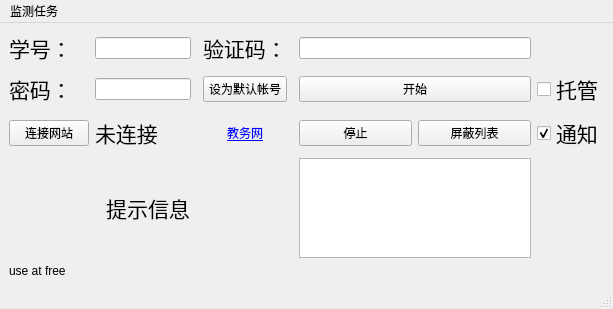
This is ReportMonitor_UI.ui in zhongsheng-chen/ReportMonitor as Qt 5 draws it before an edit. The edited form follows.
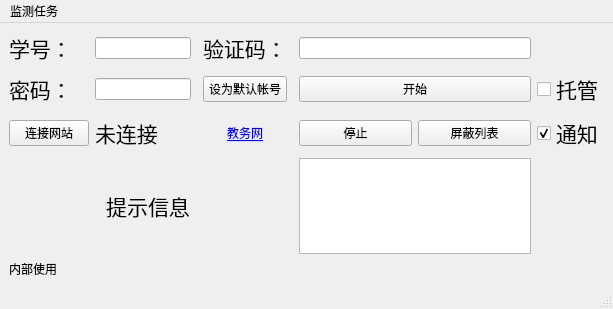
This is the edited form. Icons and pictures are not drawn.

What changed in the file:
```diff
--- a/ReportMonitor_UI.ui
+++ b/ReportMonitor_UI.ui
@@ -143,7 +143,7 @@
     <item row="8" column="0" rowspan="2" colspan="8">
      <widget class="QLabel" name="label">
       <property name="text">
-       <string>&lt;html&gt;&lt;head/&gt;&lt;body&gt;&lt;p&gt;use at free&lt;/p&gt;&lt;/body&gt;&lt;/html&gt;</string>
+       <string>&lt;html&gt;&lt;head/&gt;&lt;body&gt;&lt;p&gt;内部使用&lt;/p&gt;&lt;/body&gt;&lt;/html&gt;</string>
       </property>
      </widget>
     </item>
```
Left out of the diff: 52 changed lines with no effect on the pictures.
